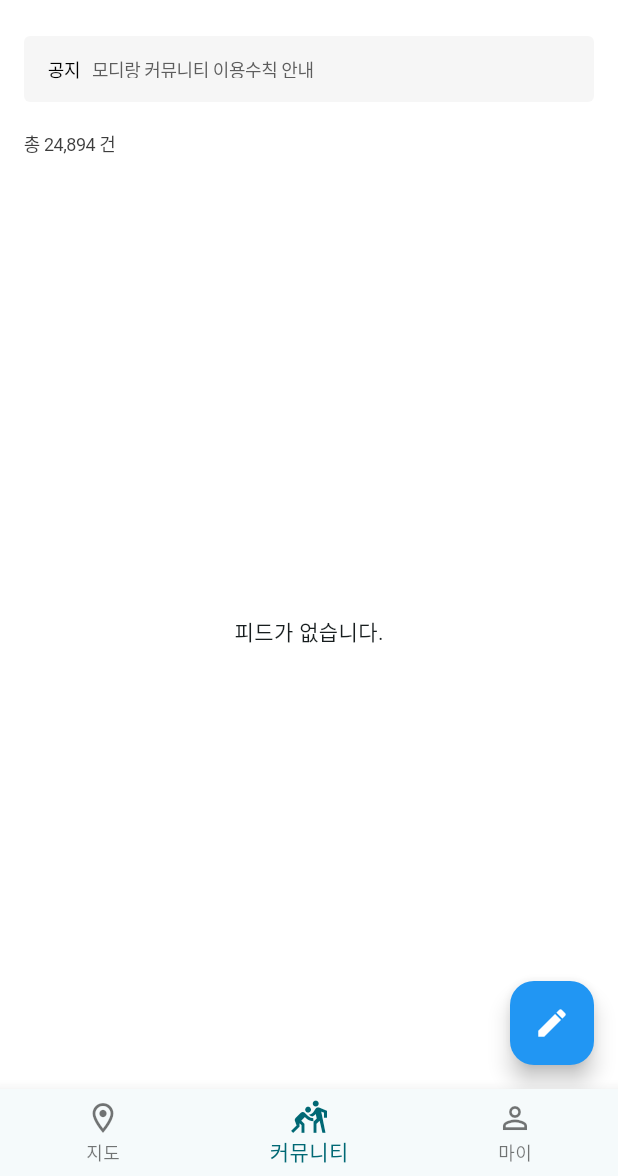
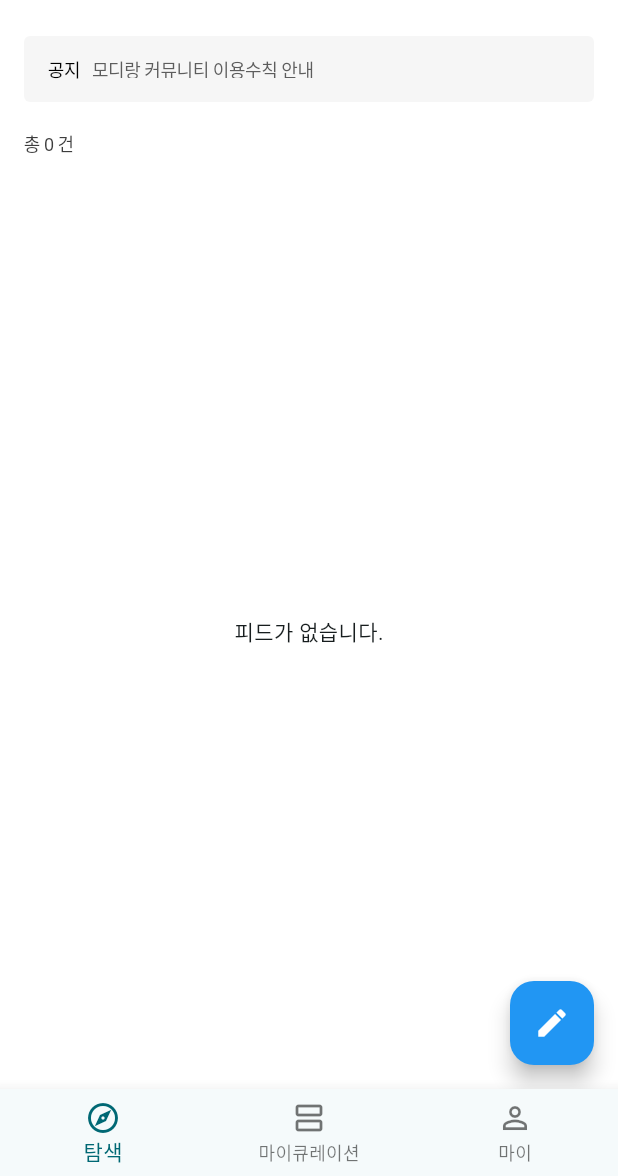
Before and after one commit to hdachan/modir_sh2, a Flutter app: the FeedScreen screen opened by its route, on a phone screen of 412 x 824 dp, the part 60-1236 px from its top. Run offline on Flutter 3.47's test engine with Material 3 defaults, Android fonts, the phone set to English and light mode, and no system bars; our stand-ins replace flutter_svg, go_router, google_sign_in, image_picker, supabase_flutter; accounts and stored records are empty; Roboto replaces fonts that are missing (Pretendard); project files that could hold a hidden picture were left out.

Commit message:
20250604 전체 수정

```diff
--- /dev/null
+++ b/lib/Curation/ViewModel/Test6ViewModel.dart
@@ -0,0 +1,34 @@
+import 'package:flutter/material.dart';
+import '../Service/user_service.dart';
+import '../models/user_info.dart';
+
+class Test6ViewModel extends ChangeNotifier {
+  final UserService _userService = UserService();
+  UserInfo? userInfo;
+  int? likeCount;
+  bool isLoading = false;
+  String? errorMessage;
+
+  // 사용자 정보와 좋아요 개수 가져오기
+  Future<void> fetchUserData(String userId) async {
+    isLoading = true;
+    errorMessage = null;
+    notifyListeners();
+
+    try {
+      // 사용자 정보와 좋아요 개수를 병렬로 가져오기
+      final results = await Future.wait([
+        _userService.fetchUserInfo(userId),
+        _userService.fetchUserPostLikeCount(userId),
+      ]);
+
+      userInfo = results[0] as UserInfo;
+      likeCount = results[1] as int;
+    } catch (e) {
+      errorMessage = e.toString();
+    } finally {
+      isLoading = false;
+      notifyListeners();
+    }
+  }
+}
--- /dev/null
+++ b/lib/Curation/models/user_info.dart
@@ -0,0 +1,29 @@
+class UserInfo {
+  final String id; // UUID
+  final String username;
+  final String category;
+
+  UserInfo({
+    required this.id,
+    required this.username,
+    required this.category,
+  });
+
+  // Supabase에서 받아온 JSON 데이터를 모델로 변환
+  factory UserInfo.fromJson(Map<String, dynamic> json) {
+    return UserInfo(
+      id: json['id'] as String,
+      username: json['username'] as String,
+      category: json['category'] as String,
+    );
+  }
+
+  // JSON으로 변환 (필요 시)
+  Map<String, dynamic> toJson() {
+    return {
+      'id': id,
+      'username': username,
+      'category': category,
+    };
+  }
+}
--- a/lib/feed/viewmodels/FeedViewModel.dart
+++ b/lib/feed/viewmodels/FeedViewModel.dart
@@ -9,6 +9,15 @@ class FeedViewModel extends ChangeNotifier {
   List<Feed> likedFeeds = []; // 좋아요한 피드 저장용 리스트 추가
   Feed? selectedFeed; // 기존에 selectedFeed가 없었으므로 추가
   bool isLoading = false;
+
+  int _feedCount = 0;
+  int get feedCount => _feedCount;
+
+  Future<void> loadFeedCount() async {
+    _feedCount = await FeedService().fetchFeedCount();
+    print('Feed count in viewModel: $_feedCount'); // 디버깅 로그 추가
+    notifyListeners();
+  }
 
   Future<void> fetchFeeds() async {
     isLoading = true;
--- a/lib/feed/views/LikedFeedScreen.dart
+++ b/lib/feed/views/LikedFeedScreen.dart
@@ -187,7 +187,7 @@ class _Card2State extends State<Card2> {
                       borderRadius: BorderRadius.circular(2),
                     ),
                     child: Text(
-                      '관심 매장', // 관심 매장으로 표시
+                      '신규 큐레이션', // 관심 매장으로 표시
                       style: TextStyle(
                         color: const Color(0xFF888888),
                         fontSize: 8,
--- a/lib/MapScreen.dart
+++ b/lib/feed/widget/cardWidget.dart
@@ -2,94 +2,10 @@ import 'package:flutter/cupertino.dart';
 import 'package:flutter/material.dart';
 import 'package:go_router/go_router.dart';
 import 'package:intl/intl.dart';
-import 'package:modir/widget/test_widget.dart';
 import 'package:provider/provider.dart';
 
-import 'feed/viewmodels/FeedViewModel.dart';
-import 'feed/models/Feedmodel.dart';
-class FeedScreen extends StatelessWidget {
-  const FeedScreen({super.key});
-
-  @override
-  Widget build(BuildContext context) {
-    return ChangeNotifierProvider(
-      create: (_) {
-        final viewModel = FeedViewModel();
-        viewModel.fetchFeeds();
-        return viewModel;
-      },
-      child: Consumer<FeedViewModel>(
-        builder: (context, viewModel, child) {
-          final screenWidth = MediaQuery.of(context).size.width;
-          final crossAxisCount = screenWidth > 600 ? 3 : 2;
-
-          return Center(
-            child: ConstrainedBox(
-              constraints: const BoxConstraints(maxWidth: 600),
-              child: Scaffold(
-                body: Column(
-                  children: [
-                    customAppBar(),
-                    customBodyBar(context, "공지"),
-                    Container(
-                      height: 40,
-                      padding: EdgeInsets.only(left: 16,right: 16),
-                      child: Row(
-                        children: [
-                          Text(
-                            '총 24,894 건',
-                            style: TextStyle(
-                              color: const Color(0xFF3D3D3D),
-                              fontSize: 12,
-                              fontFamily: 'Pretendard',
-                              fontWeight: FontWeight.w400,
-                              height: 1.30,
-                              letterSpacing: -0.30,
-                            ),
-                          ),
-                        ],
-                      ),
-                    ),
-
-                    Expanded(
-                      child: viewModel.isLoading
-                          ? const Center(child: CircularProgressIndicator())
-                          : viewModel.feeds.isEmpty
-                          ? const Center(child: Text('피드가 없습니다.'))
-                          : GridView.builder(
-                        padding: const EdgeInsets.all(16),
-                        gridDelegate: SliverGridDelegateWithFixedCrossAxisCount(
-                          crossAxisCount: crossAxisCount,
-                          crossAxisSpacing: 8,
-                          mainAxisSpacing: 8,
-                          childAspectRatio: screenWidth > 600 ? 0.6 : 0.55,
-                        ),
-                        itemCount: viewModel.feeds.length,
-                        itemBuilder: (context, index) {
-                          Feed feed = viewModel.feeds[index];
-                          return Card2(feed: feed);
-                        },
-                      ),
-                    ),
-                  ],
-                ),
-                backgroundColor: Colors.white,
-                floatingActionButton: FloatingActionButton(
-                  onPressed: () {
-                    context.go('/community/write');
-                  },
-                  backgroundColor: Colors.blue,
-                  child: const Icon(Icons.edit, color: Colors.white),
-                  tooltip: '글쓰기',
-                ),
-              ),
-            ),
-          );
-        },
-      ),
-    );
-  }
-}
+import '../models/Feedmodel.dart';
+import '../viewmodels/FeedViewModel.dart';
 
 class Card2 extends StatefulWidget {
   final Feed feed;
--- a/lib/main.dart
+++ b/lib/main.dart
@@ -3,6 +3,7 @@ import 'package:supabase_flutter/supabase_flutter.dart';
 import 'package:provider/provider.dart';
 import 'Auth/Service/AuthService.dart';
 import 'Auth/ViewModel/AuthViewModel.dart';
+import 'Curation/ViewModel/Test6ViewModel.dart';
 import 'Mypage/viewmodels/ProfileViewModel.dart';
 import 'Mypage/viewmodels/WithdrawalViewModel.dart';
 import 'feed/sevices/FeedService.dart';
@@ -10,8 +11,6 @@ import 'feed/sevices/supabase_service.dart';
 import 'feed/viewmodels/FeedViewModel.dart';
 import 'feed/viewmodels/Screen3ViewModel.dart';
 import 'feed/viewmodels/messageViewModel.dart';
-import 'feed/views/messagescreen1.dart';
-import 'feed/views/screen3.dart';
 import 'utils/router.dart';
 import 'confing/SupabaseConfig.dart';
 
@@ -39,7 +38,7 @@ class MyApp extends StatelessWidget {
         ChangeNotifierProvider(create: (_) => FeedViewModel()),
         ChangeNotifierProvider(create: (_) => Test1ViewModel(SupabaseService())),
         ChangeNotifierProvider(create: (_) => Screen3ViewModel(FeedService(), SupabaseService())),
-        // ScreenViewModel 제거 (정의되지 않았거나 불필요한 경우)
+        ChangeNotifierProvider(create: (_) => Test6ViewModel()), // Test6ViewModel 추가
       ],
       child: MaterialApp.router(
         title: 'modirApp',
--- a/lib/utils/bottom_nav.dart
+++ b/lib/utils/bottom_nav.dart
@@ -11,19 +11,25 @@ class BottomNavScreen extends StatefulWidget {
 
 class _BottomNavScreenState extends State<BottomNavScreen> {
   int _selectedIndex = 0;
-  static const List<String> _routes = ['/map', '/community', '/mypage'];
+  static const List<String> _routes = ['/community', '/map', '/mypage'];
 
   @override
   void didChangeDependencies() {
     super.didChangeDependencies();
     final location = GoRouterState.of(context).uri.toString();
     setState(() {
-      if (location.startsWith('/community')) {
-        _selectedIndex = 1;
-      } else if (location.startsWith('/mypage')) {
-        _selectedIndex = 2;
-      } else {
-        _selectedIndex = 0;
+      switch (true) {
+        case bool _ when location.startsWith('/community'):
+          _selectedIndex = 0; // 탐색
+          break;
+        case bool _ when location.startsWith('/map'):
+          _selectedIndex = 1; // 마이큐레이션
+          break;
+        case bool _ when location.startsWith('/mypage'):
+          _selectedIndex = 2; // 마이
+          break;
+        default:
+          _selectedIndex = 0; // 기본값: /community
       }
     });
   }
@@ -48,8 +54,8 @@ class _BottomNavScreenState extends State<BottomNavScreen> {
                 currentIndex: _selectedIndex,
                 onTap: _onItemTapped,
                 items: const [
-                  BottomNavigationBarItem(icon: Icon(Icons.location_on_outlined), label: '지도'),
-                  BottomNavigationBarItem(icon: Icon(Icons.sports_kabaddi_outlined), label: '커뮤니티'),
+                  BottomNavigationBarItem(icon: Icon(Icons.explore_outlined), label: '탐색'),
+                  BottomNavigationBarItem(icon: Icon(Icons.view_agenda_outlined), label: '마이큐레이션'),
                   BottomNavigationBarItem(icon: Icon(Icons.person_outline), label: '마이'),
                 ],
               ),
--- a/lib/utils/router.dart
+++ b/lib/utils/router.dart
@@ -4,7 +4,7 @@ import '../Auth/views/AgreePage.dart';
 import '../Auth/views/LoginSelectionScreen.dart';
 import '../Auth/views/SignUppage.dart';
 import '../Curation/curation.dart';
-import '../MapScreen.dart';
+import '../feed/views/MapScreen.dart';
 import '../Mypage/views/Mypage.dart';
 import '../Mypage/views/SettingScreen.dart';
 import '../Mypage/views/WithdrawalScreen.dart';
--- a/lib/widget/feed_widget.dart
+++ b/lib/widget/feed_widget.dart
@@ -1,9 +1,6 @@
 import 'package:flutter/cupertino.dart';
 import 'package:flutter/material.dart';
 import 'package:flutter_svg/svg.dart';
-
-
-
 
 PreferredSizeWidget customAppBar() {
   return PreferredSize(
--- a/lib/widget/test_widget.dart
+++ /dev/null
@@ -1,107 +0,0 @@
-import 'package:flutter/cupertino.dart';
-import 'package:flutter/material.dart';
-import 'package:flutter_svg/svg.dart';
-
-PreferredSizeWidget customAppBar() {
-  return PreferredSize(
-    preferredSize: const Size.fromHeight(56),
-    child: Row(
-      children: [
-        // SVG 이미지 아이콘
-        GestureDetector(
-          onTap: () => print("로고 클릭"), // 뒤로가기 대신 로고 클릭 동작
-          child: Container(
-            padding: const EdgeInsets.all(16), // 기존 패딩 유지
-            child: SvgPicture.asset(
-              'assets/image/logo_primary.svg',
-              width: 24, // 아이콘 크기와 일치
-              height: 24,
-              fit: BoxFit.contain, // 원본 비율 유지
-            ),
-          ),
-        ),
-        const Spacer(),
-        // 돋보기 아이콘
-        Padding(
-          padding: const EdgeInsets.only(right: 16),
-          child: GestureDetector(
-            onTap: () => print("돋보기 버튼 클릭"),
-            child: const Icon(
-              Icons.search_rounded,
-              size: 24,
-              color: Colors.black,
-            ),
-          ),
-        ),
-        // 종 아이콘
-        Padding(
-          padding: const EdgeInsets.only(right: 16),
-          child: GestureDetector(
-            onTap: () => print("종 버튼 클릭"),
-            child: const Icon(
-              Icons.notifications_outlined,
-              size: 24,
-              color: Colors.black,
-            ),
-          ),
-        ),
-        // 저장 아이콘
-        Padding(
-          padding: const EdgeInsets.only(right: 16),
-          child: GestureDetector(
-            onTap: () => print("저장 버튼 클릭"),
-            child: const Icon(
-              Icons.bookmark_border,
-              size: 24,
-              color: Colors.black,
-            ),
-          ),
-        ),
-      ],
-    ),
-  );
-}
-
-PreferredSizeWidget customBodyBar(BuildContext context, String title) {
-  return PreferredSize(
-    preferredSize: const Size.fromHeight(60),
-    child: Container(
-      padding: const EdgeInsets.symmetric(horizontal: 16, vertical: 8),
-      child: Container(
-        height: 44,
-        decoration: ShapeDecoration(
-          color: const Color(0xFFF6F6F6),
-          shape: RoundedRectangleBorder(borderRadius: BorderRadius.circular(4)),
-        ),
-        padding: EdgeInsets.only(left: 16,right: 8,top: 16,bottom: 16),
-        child: Row(
-          children: [
-            Text(
-              '공지',
-              style: TextStyle(
-                color: Colors.black,
-                fontSize: 12,
-                fontFamily: 'Pretendard',
-                fontWeight: FontWeight.w500,
-                height: 1,
-                letterSpacing: -0.30,
-              ),
-            ),
-            SizedBox(width: 8),
-            Text(
-              '모디랑 커뮤니티 이용수칙 안내',
-              style: TextStyle(
-                color: const Color(0xFF5D5D5D),
-                fontSize: 12,
-                fontFamily: 'Pretendard',
-                fontWeight: FontWeight.w500,
-                height: 1,
-                letterSpacing: -0.30,
-              ),
-            ),
-          ],
-        ),
-      ),
-    ),
-  );
-}
```
Also changed, not shown: lib/Curation/Service/user_service.dart (added, +49 -0 lines), lib/Curation/curation.dart (+63 -96 lines), lib/Curation/curationwidget.dart (added, +53 -0 lines), lib/confing/SupabaseConfig.dart (added, +15 -0 lines), lib/feed/sevices/FeedService.dart (+17 -0 lines), lib/feed/views/MapScreen.dart (added, +92 -0 lines).
